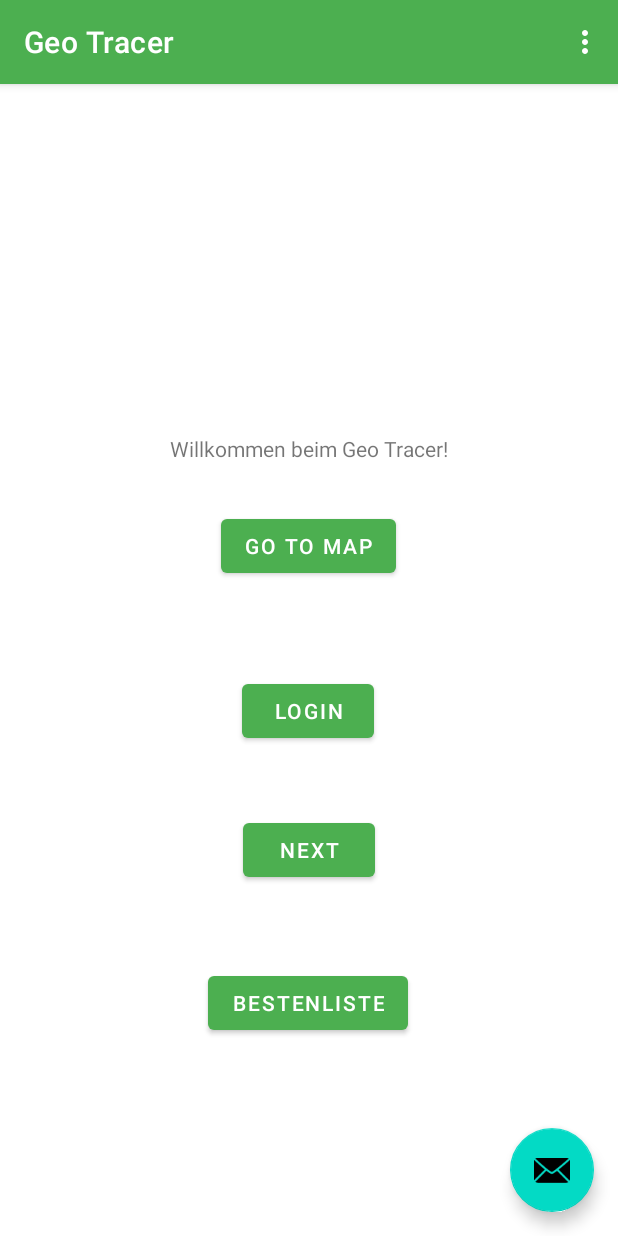
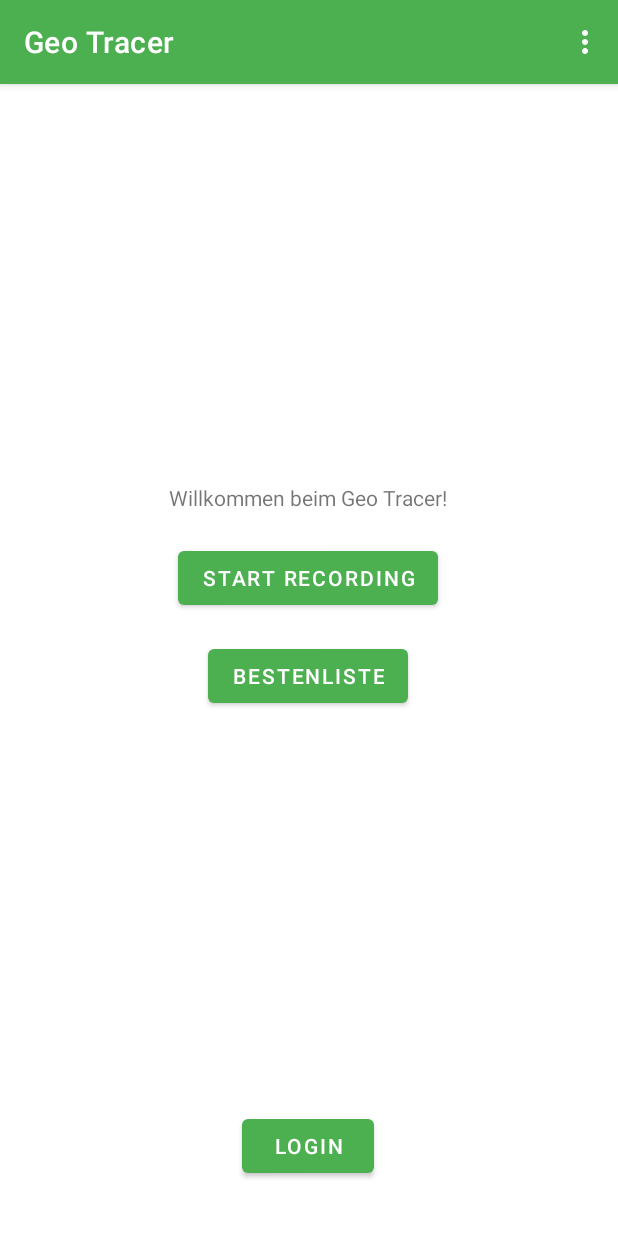
Before and after one commit to STK-Students/GeoTracer, an Android app: the screen it shows after launch (MainActivity), on a phone screen of 412 x 824 dp. Run offline under Robolectric (Android 15) with nearby library versions, the phone set to English and light mode, and no system bars; our stand-ins replace navigation-ui.

Commit message:
adjust GUIs to new project scope

```diff
--- a/app/src/main/java/de/sk/geotracer/MainActivity.java
+++ b/app/src/main/java/de/sk/geotracer/MainActivity.java
@@ -35,8 +35,6 @@ public class MainActivity extends AppCompatActivity {
         appBarConfiguration = new AppBarConfiguration.Builder(navController.getGraph()).build();
         NavigationUI.setupActionBarWithNavController(this, navController, appBarConfiguration);
 
-        binding.fab.setOnClickListener(view -> Snackbar.make(view, "Replace with your own action", Snackbar.LENGTH_LONG)
-                .setAction("Action", null).show());
     }
 
     @Override
--- a/app/src/main/res/layout/activity_main.xml
+++ b/app/src/main/res/layout/activity_main.xml
@@ -22,13 +22,4 @@
 
     <include layout="@layout/content_main" />
 
-    <com.google.android.material.floatingactionbutton.FloatingActionButton
-        android:id="@+id/fab"
-        android:layout_width="wrap_content"
-        android:layout_height="wrap_content"
-        android:layout_gravity="bottom|end"
-        android:layout_marginEnd="@dimen/fab_margin"
-        android:layout_marginBottom="16dp"
-        app:srcCompat="@android:drawable/ic_dialog_email" />
-
 </androidx.coordinatorlayout.widget.CoordinatorLayout>
--- a/app/src/main/res/layout/fragment_first.xml
+++ b/app/src/main/res/layout/fragment_first.xml
@@ -11,20 +11,12 @@
         android:layout_width="wrap_content"
         android:layout_height="wrap_content"
         android:text="@string/hello_first_fragment"
-        app:layout_constraintBottom_toTopOf="@id/btnLogin"
-        app:layout_constraintEnd_toEndOf="parent"
-        app:layout_constraintStart_toStartOf="parent"
-        app:layout_constraintTop_toTopOf="parent" />
-
-    <Button
-        android:id="@+id/btnLogin"
-        android:layout_width="wrap_content"
-        android:layout_height="wrap_content"
-        android:text="@string/next"
         app:layout_constraintBottom_toBottomOf="parent"
         app:layout_constraintEnd_toEndOf="parent"
+        app:layout_constraintHorizontal_bias="0.497"
         app:layout_constraintStart_toStartOf="parent"
-        app:layout_constraintTop_toBottomOf="@id/textview_first" />
+        app:layout_constraintTop_toTopOf="parent"
+        app:layout_constraintVertical_bias="0.355" />
 
     <Button
         android:id="@+id/button_bestlist"
@@ -35,34 +27,30 @@
         app:layout_constraintEnd_toEndOf="parent"
         app:layout_constraintHorizontal_bias="0.498"
         app:layout_constraintStart_toStartOf="parent"
-        app:layout_constraintTop_toBottomOf="@+id/btnLogin"
-        app:layout_constraintVertical_bias="0.294" />
+        app:layout_constraintTop_toTopOf="parent"
+        app:layout_constraintVertical_bias="0.515" />
 
     <Button
         android:id="@+id/mapButton"
         android:layout_width="wrap_content"
         android:layout_height="wrap_content"
-        android:layout_marginTop="24dp"
-        android:layout_marginBottom="24dp"
-        android:text="Go to Map"
-        app:layout_constraintBottom_toTopOf="@+id/btnLogin"
+        android:text="Start Recording"
+        app:layout_constraintBottom_toBottomOf="parent"
         app:layout_constraintEnd_toEndOf="parent"
-        app:layout_constraintHorizontal_bias="0.498"
+        app:layout_constraintHorizontal_bias="0.497"
         app:layout_constraintStart_toStartOf="parent"
         app:layout_constraintTop_toTopOf="parent"
-        app:layout_constraintVertical_bias="0.666" />
+        app:layout_constraintVertical_bias="0.424" />
 
     <Button
         android:id="@+id/btnOpenLogin"
         android:layout_width="wrap_content"
         android:layout_height="wrap_content"
-        android:layout_marginTop="62dp"
-        android:layout_marginBottom="36dp"
         android:text="Login"
-        app:layout_constraintBottom_toTopOf="@+id/btnLogin"
+        app:layout_constraintBottom_toBottomOf="parent"
         app:layout_constraintEnd_toEndOf="parent"
         app:layout_constraintHorizontal_bias="0.498"
         app:layout_constraintStart_toStartOf="parent"
-        app:layout_constraintTop_toBottomOf="@+id/mapButton"
-        app:layout_constraintVertical_bias="0.0" />
+        app:layout_constraintTop_toTopOf="parent"
+        app:layout_constraintVertical_bias="0.95" />
 </androidx.constraintlayout.widget.ConstraintLayout>
```
